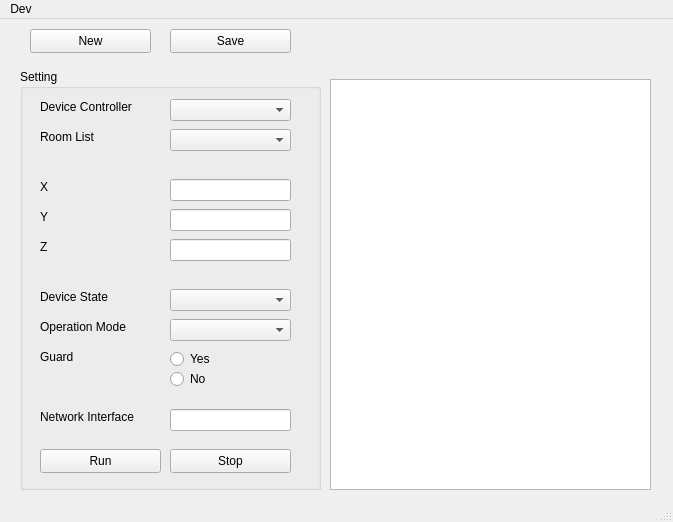
Qt form SimDeviceGUI/src/simdevice.ui (RemoteFusionK/RHPC-Simulator) before a commit.
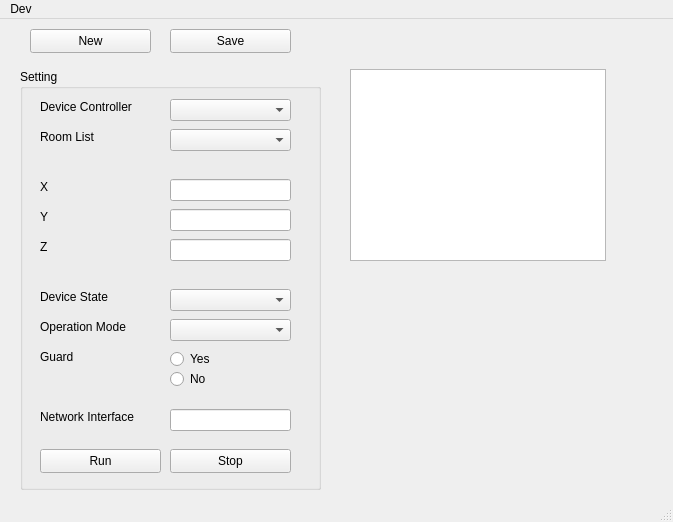
The same form after that commit.

What changed in the file:
```diff
--- a/SimDeviceGUI/src/simdevice.ui
+++ b/SimDeviceGUI/src/simdevice.ui
@@ -315,16 +315,6 @@
      </property>
     </widget>
    </widget>
-   <widget class="QTableView" name="deviceStatusView">
-    <property name="geometry">
-     <rect>
-      <x>330</x>
-      <y>60</y>
-      <width>321</width>
-      <height>411</height>
-     </rect>
-    </property>
-   </widget>
    <widget class="QPushButton" name="newButton">
     <property name="geometry">
      <rect>
@@ -351,6 +341,16 @@
      <string>Save</string>
     </property>
    </widget>
+   <widget class="QTableWidget" name="deviceTable">
+    <property name="geometry">
+     <rect>
+      <x>350</x>
+      <y>50</y>
+      <width>256</width>
+      <height>192</height>
+     </rect>
+    </property>
+   </widget>
   </widget>
   <widget class="QMenuBar" name="menubar">
    <property name="geometry">
```
Left out of the diff: 20 changed lines with no effect on the pictures.
